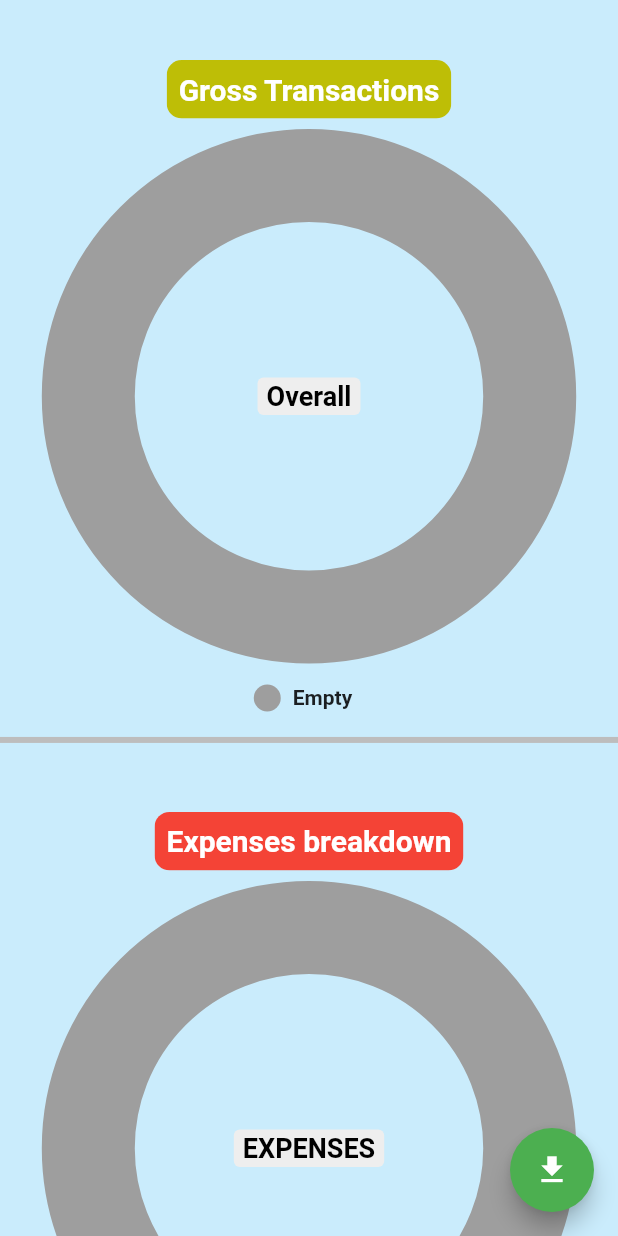
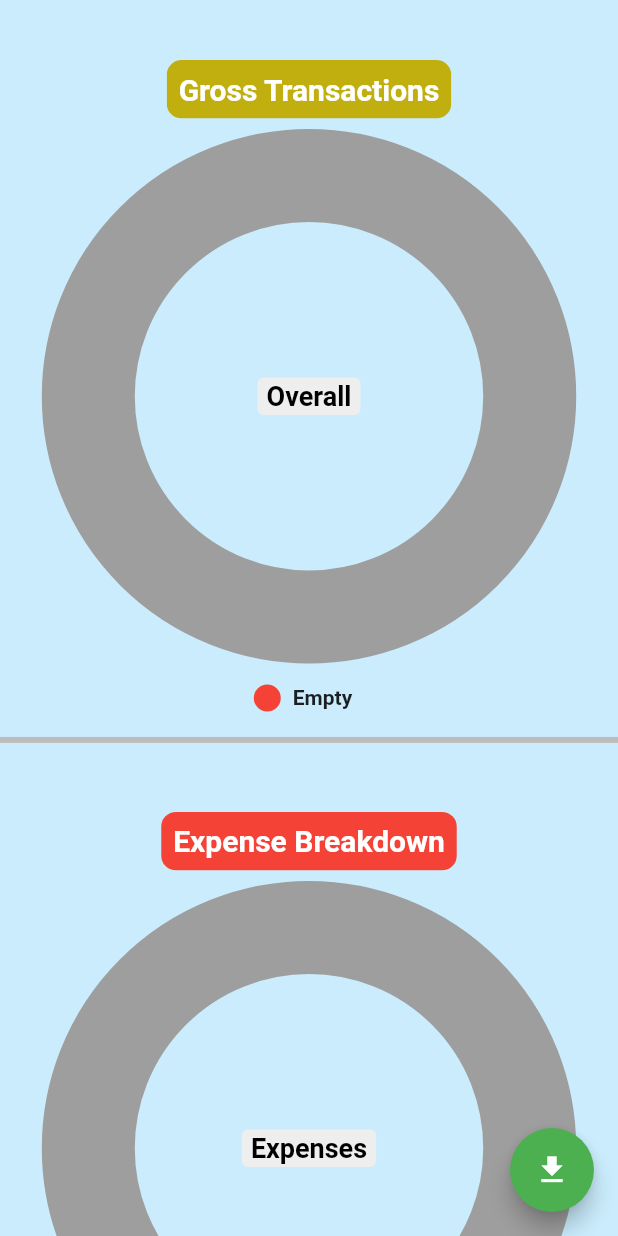
Before and after one commit to aryanPokharel/BudgetBuddy, a Flutter app: the Insights screen opened directly, on a phone screen of 412 x 824 dp. Run offline on Flutter 3.47's test engine with Material 2 defaults, Android fonts, the phone set to English and light mode, and no system bars; drawn by our look-alikes of pie_chart; our stand-ins replace carousel_slider, salomon_bottom_bar, sqflite; accounts and stored records are empty.

Commit message:
insights code optimization

```diff
--- /dev/null
+++ b/lib/Charts/PieChart.dart
@@ -0,0 +1,61 @@
+import 'package:flutter/material.dart';
+import 'package:pie_chart/pie_chart.dart';
+
+class ShowPieChart extends StatefulWidget {
+  final Map<String, double> pieData;
+  final String pieTitle;
+
+  const ShowPieChart({Key? key, required this.pieData, required this.pieTitle})
+      : super(key: key);
+
+  @override
+  State<ShowPieChart> createState() => _ShowPieChartState();
+}
+
+class _ShowPieChartState extends State<ShowPieChart> {
+  Map<String, double> defaultPieData = {"Empty": 0};
+
+  @override
+  Widget build(BuildContext context) {
+    return PieChart(
+      dataMap: widget.pieData.isEmpty ? defaultPieData : widget.pieData,
+      animationDuration: const Duration(milliseconds: 800),
+      chartLegendSpacing: 42,
+      chartRadius: MediaQuery.of(context).size.width / 1.4,
+      colorList: widget.pieData.isEmpty
+          ? [const Color.fromARGB(255, 177, 150, 150)]
+          : [
+              Colors.red,
+              Colors.green,
+              Colors.blue,
+              Colors.deepOrange,
+              Colors.deepPurple,
+              Colors.yellow,
+              Colors.purple,
+              Colors.blueGrey
+            ],
+      initialAngleInDegree: 0,
+      chartType: ChartType.ring,
+      ringStrokeWidth: 62,
+      centerText: widget.pieTitle,
+      centerTextStyle: const TextStyle(
+          fontWeight: FontWeight.bold, color: Colors.black, fontSize: 18),
+      legendOptions: const LegendOptions(
+        showLegendsInRow: false,
+        legendPosition: LegendPosition.bottom,
+        showLegends: true,
+        // legendShape: _BoxShape.circle,
+        legendTextStyle: TextStyle(
+          fontWeight: FontWeight.bold,
+        ),
+      ),
+      chartValuesOptions: const ChartValuesOptions(
+        showChartValueBackground: true,
+        showChartValues: true,
+        showChartValuesInPercentage: true,
+        showChartValuesOutside: true,
+        decimalPlaces: 1,
+      ),
+    );
+  }
+}
--- /dev/null
+++ b/lib/Constants/TitleBadge.dart
@@ -0,0 +1,26 @@
+import 'package:flutter/material.dart';
+
+class TitleBadge extends StatelessWidget {
+  final String title;
+  final Color bgColor;
+  const TitleBadge({Key? key, required this.title, required this.bgColor})
+      : super(key: key);
+
+  @override
+  Widget build(BuildContext context) {
+    return ClipRRect(
+      borderRadius: BorderRadius.circular(10),
+      child: Container(
+        color: bgColor,
+        child: Padding(
+          padding: const EdgeInsets.all(8.0),
+          child: Text(
+            title,
+            style: const TextStyle(
+                fontWeight: FontWeight.bold, fontSize: 20, color: Colors.white),
+          ),
+        ),
+      ),
+    );
+  }
+}
--- a/lib/Screens/Expenses.dart
+++ b/lib/Screens/Expenses.dart
@@ -210,7 +210,6 @@ class _ExpensesState extends State<Expenses> {
                               },
                             );
                           }).toList(),
-                          Divider(color: Colors.grey[400], thickness: 4),
                         ],
                       );
                     }
--- a/lib/Screens/Insights.dart
+++ b/lib/Screens/Insights.dart
@@ -1,7 +1,8 @@
+import 'package:budget_buddy/Charts/PieChart.dart';
+import 'package:budget_buddy/Constants/TitleBadge.dart';
 import 'package:budget_buddy/Db/DbHelper.dart';
 import 'package:budget_buddy/StateManagement/states.dart';
 import 'package:flutter/material.dart';
-import 'package:pie_chart/pie_chart.dart';
 import 'package:provider/provider.dart';
 
 class Insights extends StatefulWidget {
@@ -151,179 +152,52 @@ class _InsightsState extends State<Insights> {
               const SizedBox(
                 height: 40,
               ),
-              ClipRRect(
-                borderRadius: BorderRadius.circular(10),
-                child: Container(
-                  color: const Color.fromARGB(255, 190, 190, 6),
-                  child: const Padding(
-                    padding: EdgeInsets.all(8.0),
-                    child: Text(
-                      "Gross Transactions",
-                      style: TextStyle(
-                          fontWeight: FontWeight.bold,
-                          fontSize: 20,
-                          color: Colors.white),
-                    ),
-                  ),
-                ),
+              const TitleBadge(
+                title: "Gross Transactions",
+                bgColor: Color.fromARGB(255, 193, 175, 15),
               ),
               const SizedBox(
                 height: 30,
               ),
-              PieChart(
-                dataMap:
+              ShowPieChart(
+                pieData:
                     (incomePieChartData.isEmpty || expensePieChartData.isEmpty)
                         ? defaultPieData
                         : grossPieChartData,
-                animationDuration: const Duration(milliseconds: 800),
-                chartLegendSpacing: 42,
-                chartRadius: MediaQuery.of(context).size.width / 1.4,
-                colorList:
-                    (incomePieChartData.isEmpty || expensePieChartData.isEmpty)
-                        ? [Colors.grey]
-                        : [
-                            Colors.red,
-                            Colors.green,
-                          ],
-                initialAngleInDegree: 0,
-                chartType: ChartType.ring,
-                ringStrokeWidth: 62,
-                centerText: "Overall",
-                centerTextStyle: const TextStyle(
-                    fontWeight: FontWeight.bold,
-                    color: Colors.black,
-                    fontSize: 18),
-                legendOptions: const LegendOptions(
-                  showLegendsInRow: false,
-                  legendPosition: LegendPosition.bottom,
-                  showLegends: true,
-                  legendTextStyle: TextStyle(
-                    fontWeight: FontWeight.bold,
-                  ),
-                ),
-                chartValuesOptions: const ChartValuesOptions(
-                  showChartValueBackground: true,
-                  showChartValues: true,
-                  showChartValuesInPercentage: true,
-                  showChartValuesOutside: true,
-                  decimalPlaces: 1,
-                ),
+                pieTitle: "Overall",
               ),
               Divider(color: Colors.grey[400], thickness: 4),
               const SizedBox(
                 height: 40,
               ),
-              ClipRRect(
-                borderRadius: BorderRadius.circular(10),
-                child: Container(
-                  color: Colors.red,
-                  child: const Padding(
-                    padding: EdgeInsets.all(8.0),
-                    child: Text(
-                      "Expenses breakdown",
-                      style: TextStyle(
-                          fontWeight: FontWeight.bold,
-                          fontSize: 20,
-                          color: Colors.white),
-                    ),
-                  ),
-                ),
-              ),
+              const TitleBadge(title: "Expense Breakdown", bgColor: Colors.red),
               const SizedBox(
                 height: 30,
               ),
-              PieChart(
-                dataMap: expensePieChartData.isEmpty
+              ShowPieChart(
+                pieData: expensePieChartData.isEmpty
                     ? defaultPieData
                     : expensePieChartData,
-                animationDuration: const Duration(milliseconds: 800),
-                chartLegendSpacing: 42,
-                chartRadius: MediaQuery.of(context).size.width / 1.4,
-                colorList: expensePieChartData.isEmpty
-                    ? [const Color.fromARGB(255, 177, 150, 150)]
-                    : [Colors.red, Colors.blue, Colors.green, Colors.blueGrey],
-                initialAngleInDegree: 0,
-                chartType: ChartType.ring,
-                ringStrokeWidth: 62,
-                centerText: "EXPENSES",
-                centerTextStyle: const TextStyle(
-                    fontWeight: FontWeight.bold,
-                    color: Colors.black,
-                    fontSize: 18),
-                legendOptions: const LegendOptions(
-                  showLegendsInRow: false,
-                  legendPosition: LegendPosition.bottom,
-                  showLegends: true,
-                  legendTextStyle: TextStyle(
-                    fontWeight: FontWeight.bold,
-                  ),
-                ),
-                chartValuesOptions: const ChartValuesOptions(
-                  showChartValueBackground: true,
-                  showChartValues: true,
-                  showChartValuesInPercentage: true,
-                  showChartValuesOutside: true,
-                  decimalPlaces: 1,
-                ),
+                pieTitle: "Expenses",
               ),
               Divider(color: Colors.grey[400], thickness: 4),
               const SizedBox(
                 height: 40,
               ),
-              ClipRRect(
-                borderRadius: BorderRadius.circular(10),
-                child: Container(
-                  color: const Color.fromARGB(255, 98, 161, 26),
-                  child: const Padding(
-                    padding: EdgeInsets.all(8.0),
-                    child: Text(
-                      "Incomes breakdown",
-                      style: TextStyle(
-                          fontWeight: FontWeight.bold,
-                          fontSize: 20,
-                          color: Colors.white),
-                    ),
-                  ),
-                ),
+              const TitleBadge(
+                  title: "Income Breakdown", bgColor: Colors.green),
+              const SizedBox(
+                height: 30,
+              ),
+              ShowPieChart(
+                pieData: incomePieChartData.isEmpty
+                    ? defaultPieData
+                    : incomePieChartData,
+                pieTitle: "Incomes",
               ),
               const SizedBox(
                 height: 30,
-              ),
-              PieChart(
-                dataMap: incomePieChartData.isEmpty
-                    ? defaultPieData
-                    : incomePieChartData,
-                animationDuration: const Duration(milliseconds: 800),
-                chartLegendSpacing: 42,
-                chartRadius: MediaQuery.of(context).size.width / 1.4,
-                colorList: incomePieChartData.isEmpty
-                    ? [const Color.fromARGB(255, 177, 150, 150)]
-                    : [Colors.red, Colors.blue, Colors.green, Colors.blueGrey],
-                initialAngleInDegree: 0,
-                chartType: ChartType.ring,
-                ringStrokeWidth: 62,
-                centerText: "Incomes",
-                centerTextStyle: const TextStyle(
-                    fontWeight: FontWeight.bold,
-                    color: Colors.black,
-                    fontSize: 18),
-                legendOptions: const LegendOptions(
-                  showLegendsInRow: false,
-                  legendPosition: LegendPosition.bottom,
-                  showLegends: true,
-                  // legendShape: _BoxShape.circle,
-                  legendTextStyle: TextStyle(
-                    fontWeight: FontWeight.bold,
-                  ),
-                ),
-                chartValuesOptions: const ChartValuesOptions(
-                  showChartValueBackground: true,
-                  showChartValues: true,
-                  showChartValuesInPercentage: true,
-                  showChartValuesOutside: true,
-                  decimalPlaces: 1,
-                ),
-              ),
+              )
             ],
           ),
         ),
--- a/pubspec.yaml
+++ b/pubspec.yaml
@@ -43,6 +43,7 @@ dependencies:
   carousel_slider: ^4.2.1
   salomon_bottom_bar: ^3.3.2
   pie_chart: ^5.3.2
+  fl_chart: ^0.63.0
 dev_dependencies:
   flutter_test:
     sdk: flutter
```
Also changed, not shown: lib/Charts/BarGraph.dart (added, +80 -0 lines), pubspec.lock.
